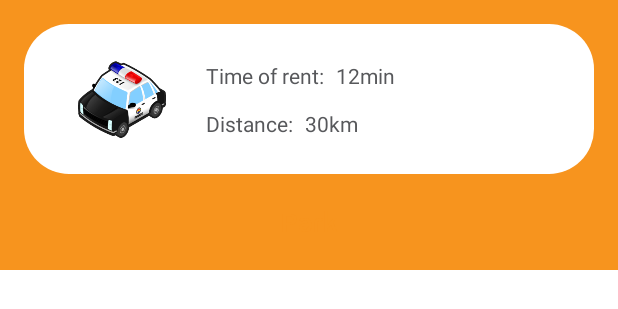
After one commit to dnajdrowski/CarrifyAndroid, an Android app: the layout bottom_sheet.xml on its own in the app's theme, with its tools: preview values and no code run, on a phone screen of 412 x 824 dp. The commit adds this screen. Shown: the top 309 px of the screen. Run offline under Robolectric (Android 15) with nearby library versions, the phone set to English and light mode, and no system bars.

Commit message:
Bottom sheet layout.

```diff
--- a/app/src/main/java/pl/carrifyandroid/Screens/Maps/MapsFragment.java
+++ b/app/src/main/java/pl/carrifyandroid/Screens/Maps/MapsFragment.java
@@ -84,7 +84,6 @@ public class MapsFragment extends Fragment implements OnMapReadyCallback,
     private Handler carDownloadHandler = new Handler();
     private Runnable runnable;
 
-    private boolean canGetLocation = false;
     private boolean mapLoaded = false;
     private boolean initMe = false;
 
--- /dev/null
+++ b/app/src/main/res/layout/bottom_sheet.xml
@@ -0,0 +1,131 @@
+<?xml version="1.0" encoding="utf-8"?>
+<androidx.constraintlayout.widget.ConstraintLayout xmlns:android="http://schemas.android.com/apk/res/android"
+    xmlns:app="http://schemas.android.com/apk/res-auto"
+    xmlns:tools="http://schemas.android.com/tools"
+    android:id="@+id/bottom_sheet"
+    android:layout_width="match_parent"
+    android:layout_height="wrap_content"
+    android:background="@color/colorPrimary"
+    android:orientation="vertical"
+    app:behavior_hideable="false"
+    app:behavior_peekHeight="90dp"
+    app:layout_behavior="android.support.design.widget.BottomSheetBehavior">
+
+    <com.google.android.material.button.MaterialButton
+        android:id="@+id/loginButton2"
+        style="@style/Widget.AppCompat.Button.Borderless"
+        android:layout_width="0dp"
+        android:layout_height="wrap_content"
+        android:layout_marginStart="16dp"
+        android:layout_marginTop="8dp"
+        android:layout_marginEnd="16dp"
+        android:layout_marginBottom="8dp"
+        android:background="@android:color/transparent"
+        android:backgroundTint="@color/white"
+        android:fontFamily="@font/nineteenth"
+        android:gravity="center"
+        android:text="@string/park"
+        android:textAppearance="@style/TextAppearance.AppCompat.Body1"
+        android:textColor="@color/colorPrimary"
+        android:textSize="@dimen/text_size_20sp"
+        app:cornerRadius="5dp"
+        app:layout_constraintBottom_toBottomOf="parent"
+        app:layout_constraintEnd_toEndOf="@+id/constraintLayout3"
+        app:layout_constraintStart_toStartOf="@+id/constraintLayout3"
+        app:layout_constraintTop_toBottomOf="@+id/constraintLayout3" />
+
+    <androidx.constraintlayout.widget.ConstraintLayout
+        android:id="@+id/constraintLayout3"
+        android:layout_width="0dp"
+        android:layout_height="100dp"
+        android:layout_marginStart="16dp"
+        android:layout_marginTop="16dp"
+        android:layout_marginEnd="16dp"
+        android:background="@drawable/dialog_background"
+        app:layout_constraintEnd_toEndOf="parent"
+        app:layout_constraintStart_toStartOf="parent"
+        app:layout_constraintTop_toTopOf="parent">
+
+        <ImageView
+            android:id="@+id/imageView3"
+            android:layout_width="0dp"
+            android:layout_height="0dp"
+            android:layout_marginStart="8dp"
+            android:layout_marginTop="8dp"
+            android:layout_marginEnd="8dp"
+            android:layout_marginBottom="8dp"
+            android:scaleType="centerInside"
+            app:layout_constraintBottom_toBottomOf="parent"
+            app:layout_constraintEnd_toStartOf="@+id/guideline"
+            app:layout_constraintStart_toStartOf="parent"
+            app:layout_constraintTop_toTopOf="parent"
+            app:srcCompat="@drawable/car_avatar" />
+
+        <androidx.constraintlayout.widget.Guideline
+            android:id="@+id/guideline"
+            android:layout_width="wrap_content"
+            android:layout_height="wrap_content"
+            android:orientation="vertical"
+            app:layout_constraintGuide_percent="0.31" />
+
+        <TextView
+            android:id="@+id/bottomTime"
+            android:layout_width="wrap_content"
+            android:layout_height="wrap_content"
+            android:layout_marginStart="8dp"
+            android:layout_marginTop="8dp"
+            android:text="12min"
+            android:textColor="@color/grey"
+            app:layout_constraintBottom_toTopOf="@+id/guideline2"
+            app:layout_constraintStart_toEndOf="@+id/textView4"
+            app:layout_constraintTop_toTopOf="parent" />
+
+        <TextView
+            android:id="@+id/bottomDistance"
+            android:layout_width="wrap_content"
+            android:layout_height="wrap_content"
+            android:layout_marginStart="8dp"
+            android:layout_marginBottom="8dp"
+            android:text="30km"
+            android:textColor="@color/grey"
+            app:layout_constraintBottom_toBottomOf="parent"
+            app:layout_constraintStart_toEndOf="@+id/textView5"
+            app:layout_constraintTop_toTopOf="@+id/guideline2" />
+
+        <androidx.constraintlayout.widget.Guideline
+            android:id="@+id/guideline2"
+            android:layout_width="wrap_content"
+            android:layout_height="wrap_content"
+            android:orientation="horizontal"
+            app:layout_constraintGuide_percent="0.5" />
+
+        <TextView
+            android:id="@+id/textView4"
+            android:layout_width="wrap_content"
+            android:layout_height="wrap_content"
+            android:layout_marginTop="8dp"
+            android:text="@string/time_of_rent"
+            android:textColor="@color/grey"
+            app:layout_constraintBottom_toTopOf="@+id/guideline2"
+            app:layout_constraintStart_toStartOf="@+id/guideline"
+            app:layout_constraintTop_toTopOf="parent" />
+
+        <TextView
+            android:id="@+id/textView5"
+            android:layout_width="wrap_content"
+            android:layout_height="wrap_content"
+            android:layout_marginBottom="8dp"
+            android:text="@string/distance"
+            android:textColor="@color/grey"
+            app:layout_constraintBottom_toBottomOf="parent"
+            app:layout_constraintStart_toStartOf="@+id/guideline"
+            app:layout_constraintTop_toTopOf="@+id/guideline2" />
+    </androidx.constraintlayout.widget.ConstraintLayout>
+
+    <androidx.constraintlayout.widget.Guideline
+        android:id="@+id/guideline3"
+        android:layout_width="wrap_content"
+        android:layout_height="wrap_content"
+        android:orientation="vertical"
+        app:layout_constraintGuide_percent="0.5" />
+</androidx.constraintlayout.widget.ConstraintLayout>
--- a/app/src/main/res/values/strings.xml
+++ b/app/src/main/res/values/strings.xml
@@ -25,4 +25,7 @@
     <string name="register_success">Register successful! You will be moved to the Application!</string>
     <string name="rent">Rent</string>
     <string name="rent_successful">You rented car successfully!</string>
+    <string name="time_of_rent">Time of rent:</string>
+    <string name="distance">Distance:</string>
+    <string name="park">Park</string>
 </resources>
```
